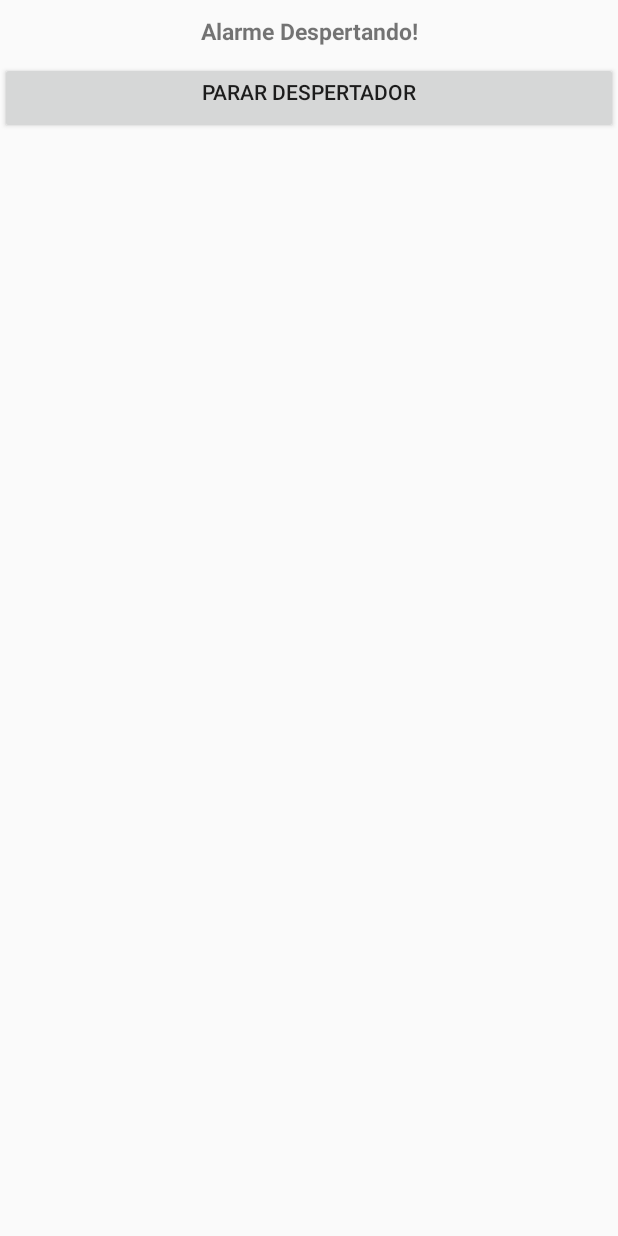
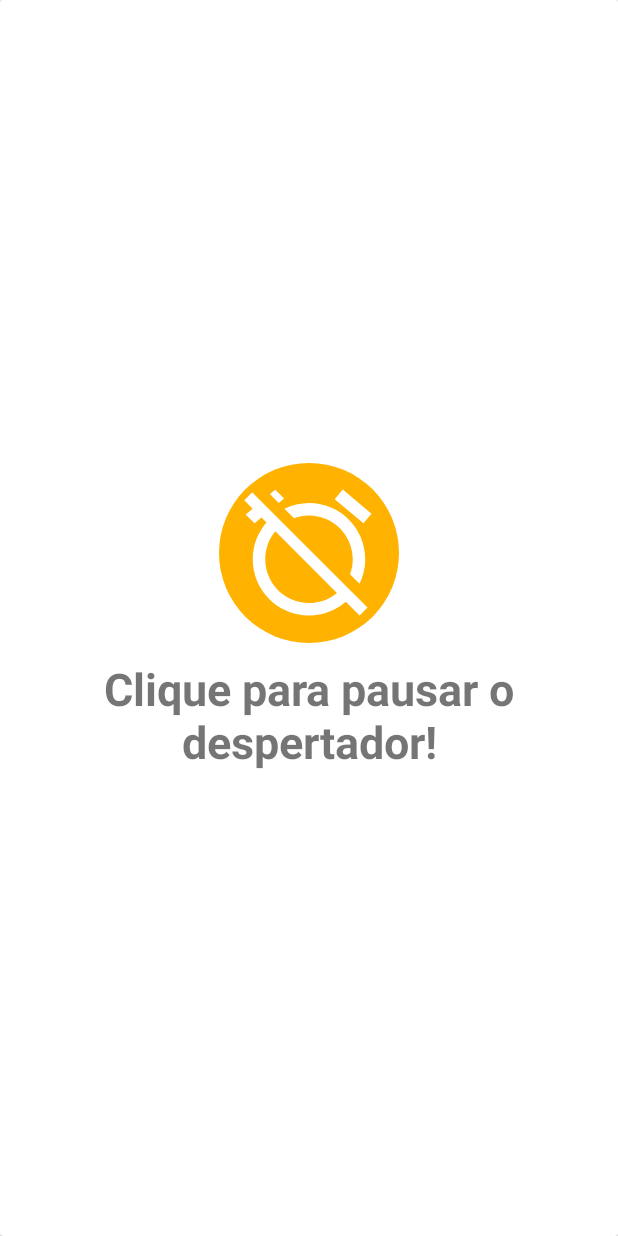
Before and after one commit to lucasmacieldev/ProjetoVoiceTcc, an Android app: the WakeUpTheUserActivity screen opened directly, with no data from a screen before it, on a phone screen of 412 x 824 dp. Run offline under Robolectric (Android 15) with nearby library versions, the phone set to English and light mode, and no system bars.

Commit message:
ajuste na ultima tela alarme

```diff
--- a/app/src/main/java/com/example/lucasmaciel/testevoice/genericalarmclock/alarmefunc.java
+++ b/app/src/main/java/com/example/lucasmaciel/testevoice/genericalarmclock/alarmefunc.java
@@ -46,6 +46,7 @@ public class alarmefunc extends AppCompatActivity implements RecognitionListener
     private Intent recognizerIntent;
     private TextView returnedText;
     private Button button2;
+    private Alarm vo_AlarmGeral;
 
     @Override
     public void onStart()
@@ -171,6 +172,8 @@ public class alarmefunc extends AppCompatActivity implements RecognitionListener
             }
         });
 
+        //AQUI PORRA
+        vo_AlarmGeral = realm.where(Alarm.class).equalTo("_hora",17).findFirst();
 
         list.setOnItemLongClickListener (new AdapterView.OnItemLongClickListener() {
             public boolean onItemLongClick(AdapterView parent, View view, int position, long id) {
@@ -207,7 +210,7 @@ public class alarmefunc extends AppCompatActivity implements RecognitionListener
     }
     public void adicionarAlarme(View v)
     {
-        abreAlarme(-1);
+        abreAlarme( -1);
     }
     private void abreAlarme(int id_Alarme)
     {
@@ -338,8 +341,13 @@ public class alarmefunc extends AppCompatActivity implements RecognitionListener
 
                 final int size = list.getChildCount();
                 for(int h = 0; h < size; h++) {
+
                     ViewGroup gridChild = (ViewGroup) list.getChildAt(h);
                     int childSize = gridChild.getChildCount();
+
+                    final View child = list.getChildAt (h);
+
+
                     for(int k = 0; k < childSize; k++) {
                         if( gridChild.getChildAt(k) instanceof TextView ) {
                             gridChild.getChildAt(k).setVisibility(View.GONE);
--- a/app/src/main/java/com/example/lucasmaciel/testevoice/genericalarmclock/ui/WakeUpTheUserActivity.java
+++ b/app/src/main/java/com/example/lucasmaciel/testevoice/genericalarmclock/ui/WakeUpTheUserActivity.java
@@ -5,12 +5,15 @@ import android.content.Intent;
 import android.media.MediaPlayer;
 import android.os.Bundle;
 import android.support.v7.app.AppCompatActivity;
+import android.support.v7.widget.CardView;
 import android.view.View;
 import android.widget.Button;
 import android.widget.TextView;
 import android.widget.Toast;
 
+import com.example.lucasmaciel.testevoice.MainActivity;
 import com.example.lucasmaciel.testevoice.R;
+import com.example.lucasmaciel.testevoice.genericalarmclock.alarmefunc;
 import com.example.lucasmaciel.testevoice.genericalarmclock.model.DeezerInformation;
 
 /**
@@ -20,7 +23,7 @@ public class WakeUpTheUserActivity extends AppCompatActivity
 {
     private DeezerInformation vo_despertador;
     private TextView txtResultado;
-    private Button pausar;
+    private CardView pausar;
 
     private int idCorreto;
     private MediaPlayer mediaPlayer;
@@ -32,7 +35,7 @@ public class WakeUpTheUserActivity extends AppCompatActivity
         super.onCreate(savedInstanceState);
         setContentView(R.layout.wakeuptheuser);
 
-        pausar = (Button) findViewById(R.id.btnPausar);
+        pausar = (CardView) findViewById(R.id.btnPausar);
         txtResultado = (TextView) findViewById(R.id.txtResultado);
         vo_despertador = new DeezerInformation();
 
@@ -43,13 +46,16 @@ public class WakeUpTheUserActivity extends AppCompatActivity
         mediaPlayer.start();
         mediaPlayer.setLooping(true);
 
-        Toast.makeText(getApplicationContext (), "ALARM!! ALARM!!", Toast.LENGTH_SHORT).show();
+        Toast.makeText(getApplicationContext (), "Alarme!", Toast.LENGTH_SHORT).show();
 
         findViewById(R.id.btnPausar).setOnClickListener(new View.OnClickListener() {
             @Override
             public void onClick(View v) {
                 //Stop alarm manager
                 stopPlaying();
+
+                Intent j = new Intent (getApplicationContext (), alarmefunc.class);
+                startActivity (j);
             }
         });
     }
--- /dev/null
+++ b/app/src/main/res/drawable/ic_alarm_off_black_24dp.xml
@@ -0,0 +1,5 @@
+<vector android:height="24dp" android:tint="#FFFFFF"
+    android:viewportHeight="24.0" android:viewportWidth="24.0"
+    android:width="24dp" xmlns:android="http://schemas.android.com/apk/res/android">
+    <path android:fillColor="#FF000000" android:pathData="M12,6c3.87,0 7,3.13 7,7 0,0.84 -0.16,1.65 -0.43,2.4l1.52,1.52c0.58,-1.19 0.91,-2.51 0.91,-3.92 0,-4.97 -4.03,-9 -9,-9 -1.41,0 -2.73,0.33 -3.92,0.91L9.6,6.43C10.35,6.16 11.16,6 12,6zM22,5.72l-4.6,-3.86 -1.29,1.53 4.6,3.86L22,5.72zM2.92,2.29L1.65,3.57 2.98,4.9l-1.11,0.93 1.42,1.42 1.11,-0.94 0.8,0.8C3.83,8.69 3,10.75 3,13c0,4.97 4.02,9 9,9 2.25,0 4.31,-0.83 5.89,-2.2l2.2,2.2 1.27,-1.27L3.89,3.27l-0.97,-0.98zM16.47,18.39C15.26,19.39 13.7,20 12,20c-3.87,0 -7,-3.13 -7,-7 0,-1.7 0.61,-3.26 1.61,-4.47l9.86,9.86zM8.02,3.28L6.6,1.86l-0.86,0.71 1.42,1.42 0.86,-0.71z"/>
+</vector>
--- a/app/src/main/res/layout/activity_wakeup.xml
+++ b/app/src/main/res/layout/activity_wakeup.xml
@@ -15,6 +15,7 @@
     <TimePicker
         android:layout_width="wrap_content"
         android:layout_height="wrap_content"
+        android:timePickerMode="spinner"
         android:id="@+id/clock"  />
 
     <ListView
--- a/app/src/main/res/layout/wakeuptheuser.xml
+++ b/app/src/main/res/layout/wakeuptheuser.xml
@@ -1,5 +1,6 @@
 <?xml version="1.0" encoding="utf-8"?>
 <LinearLayout xmlns:android="http://schemas.android.com/apk/res/android"
+    xmlns:tools="http://schemas.android.com/tools"
     android:orientation="vertical"
     android:layout_width="fill_parent"
     android:layout_height="fill_parent">
@@ -14,10 +15,43 @@
         android:textSize="15sp"
         android:paddingTop="10dp"
         android:paddingBottom="10dp"
+        android:visibility="gone"
         />
+    <android.support.v7.widget.CardView
+        android:id="@+id/btnPausar"
+        android:layout_width="match_parent"
+        android:layout_height="match_parent"
+        android:clickable="true"
+        android:foreground="?android:attr/selectableItemBackground"
+        android:focusable="true">
+
+        <LinearLayout
+            android:layout_width="match_parent"
+            android:layout_height="match_parent"
+            android:gravity="center"
+            android:orientation="vertical">
+
+            <ImageView
+                android:layout_width="120dp"
+                android:layout_height="120dp"
+                android:background="@drawable/cerclebackbroudyellow"
+                android:padding="10dp"
+                android:src="@drawable/ic_alarm_off_black_24dp" />
+
+            <TextView
+                android:layout_width="wrap_content"
+                android:layout_height="wrap_content"
+                android:layout_marginTop="10dp"
+                android:text="Clique para pausar o despertador!"
+                android:textSize="30dp"
+                android:gravity="center"
+                android:textStyle="bold" />
+
+        </LinearLayout>
+    </android.support.v7.widget.CardView>
 
     <Button
-        android:id="@+id/btnPausar"
+        android:visibility="gone"
         style="Pausar"
         android:layout_width="fill_parent"
         android:layout_height="wrap_content"
```
